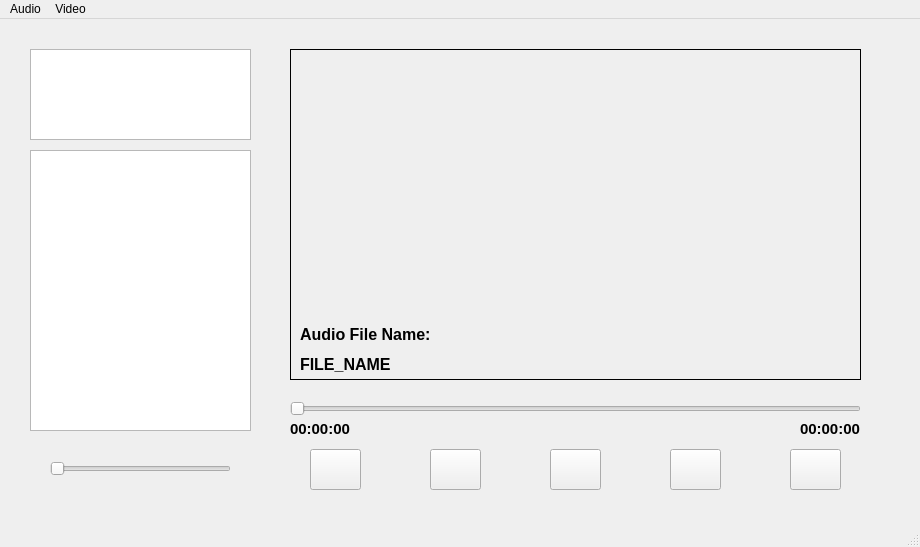
Qt form mainwindow.ui (VictorManuelLopezHenao/ProyectoFinal) before a commit.
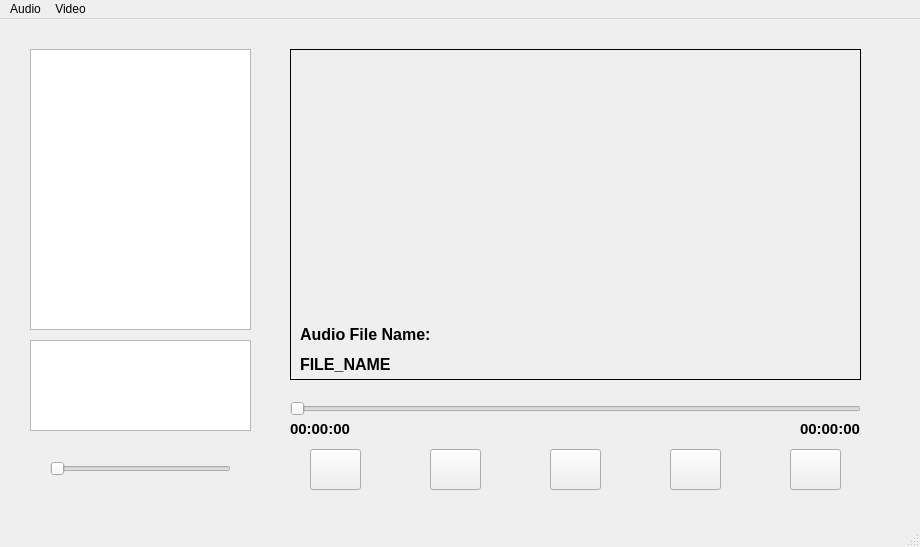
The same form after that commit.

What changed in the file:
```diff
--- a/mainwindow.ui
+++ b/mainwindow.ui
@@ -206,20 +206,20 @@
       <x>30</x>
       <y>30</y>
       <width>221</width>
-      <height>91</height>
-     </rect>
-    </property>
-   </widget>
-   <widget class="QListView" name="listView">
-    <property name="geometry">
-     <rect>
-      <x>30</x>
-      <y>131</y>
-      <width>221</width>
       <height>281</height>
      </rect>
     </property>
    </widget>
+   <widget class="QListView" name="listView">
+    <property name="geometry">
+     <rect>
+      <x>30</x>
+      <y>321</y>
+      <width>221</width>
+      <height>91</height>
+     </rect>
+    </property>
+   </widget>
   </widget>
   <widget class="QMenuBar" name="menubar">
    <property name="geometry">
```
Left out of the diff: 4 changed lines with no effect on the pictures.
